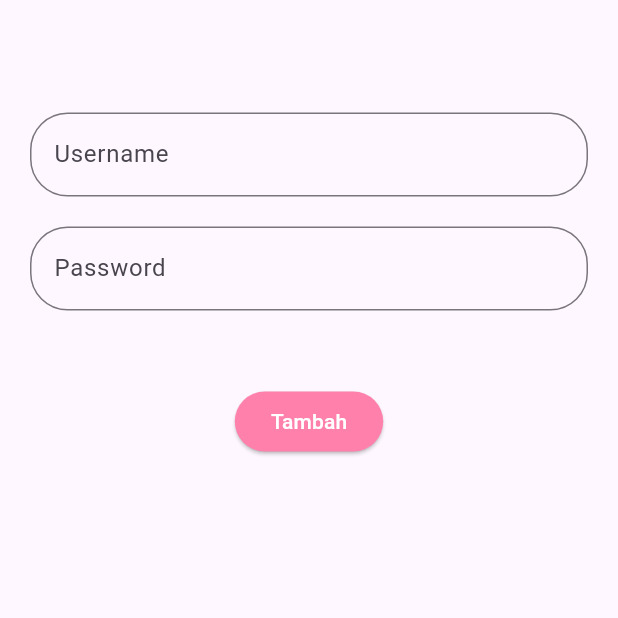
After one commit to alwensy11/UKK_2025, a Flutter app: the InsertUserAdmin screen opened directly, on a phone screen of 412 x 824 dp, the top half of it. The commit adds this screen. Run offline on Flutter 3.47's test engine with Material 3 defaults, Android fonts, the phone set to English and light mode, and no system bars; our stand-ins replace google_fonts, supabase_flutter; accounts and stored records are empty.

Commit message:
crud user

```diff
--- /dev/null
+++ b/lib/admin/user/insert_user_admin.dart
@@ -0,0 +1,94 @@
+import 'package:flutter/material.dart';
+import 'package:kasir_pl1/admin/beranda_admin.dart';
+import 'package:supabase_flutter/supabase_flutter.dart';
+
+class InsertUserAdmin extends StatefulWidget {
+  const InsertUserAdmin({super.key});
+
+  @override
+  State<InsertUserAdmin> createState() => _InsertUserAdminState();
+}
+
+class _InsertUserAdminState extends State<InsertUserAdmin> {
+  final _formKey = GlobalKey<FormState>();
+  final TextEditingController usernameController = TextEditingController();
+  final TextEditingController passwordController = TextEditingController();
+  final TextEditingController roleController = TextEditingController();
+
+  @override
+  Widget build(BuildContext context) {
+    Future<void> InsertUser() async {
+      String username = usernameController.text.trim();
+      String password = passwordController.text.trim();
+      String role = roleController.text.trim();
+
+      if (username.isNotEmpty && password.isNotEmpty && role.isNotEmpty) {
+        final response = await Supabase.instance.client
+            .from('user')
+            .insert({'username': username, 'password': password, 'role': role});
+
+        if (response == null) {
+          Navigator.push(context,
+              MaterialPageRoute(builder: (context) => HalamanBerandaAdmin()));
+        }
+      }
+    }
+
+    return Scaffold(
+      body: Padding(
+        padding: const EdgeInsets.only(top: 75.0, left: 20.0, right: 20.0),
+        child: Center(
+          child: Form(
+            key: _formKey,
+            child: Column(
+              children: [
+
+                TextFormField(
+                  controller: usernameController,
+                  decoration: InputDecoration(
+                    labelText: 'Username',
+                    border: OutlineInputBorder(
+                        borderRadius: BorderRadius.circular(25.0)),
+                  ),
+                  validator: (value) {
+                    if (value == null || value.isEmpty) {
+                      return 'Username wajib diisi';
+                    }
+                    return null;
+                  },
+                ),
+                SizedBox(height: 20),
+                TextFormField(
+                  controller: passwordController,
+                  obscureText: true,
+                  decoration: InputDecoration(
+                      labelText: 'Password',
+                      border: OutlineInputBorder(
+                          borderRadius: BorderRadius.circular(25.0))),
+                  validator: (value) {
+                    if (value == null || value.isEmpty) {
+                      return 'Password wajib diisi';
+                    }
+                    return null;
+                  },
+                ),
+                SizedBox(height: 50),
+                ElevatedButton(
+                  style: ElevatedButton.styleFrom(
+                      backgroundColor: Colors.pinkAccent.shade100),
+                  onPressed: () {
+                    InsertUser();
+                  },
+                  child: Text(
+                    'Tambah',
+                    style: TextStyle(color: Colors.white),
+                  ),
+                )
+              ],
+            ),
+          ),
+        ),
+      ),
+    );
+  }
+}
--- a/pubspec.yaml
+++ b/pubspec.yaml
@@ -35,6 +35,7 @@ dependencies:
   # Use with the CupertinoIcons class for iOS style icons.
   cupertino_icons: ^1.0.8
   supabase_flutter: ^2.8.3
+  google_fonts: ^6.2.1
 
 dev_dependencies:
   flutter_test:
```
Also changed, not shown: lib/admin/beranda_admin.dart (+39 -5 lines), lib/admin/produk/produk_admin.dart (added, +120 -0 lines), lib/admin/user/edit_user_admin.dart (added, +15 -0 lines), lib/admin/user/user_admin.dart (added, +120 -0 lines), lib/login.dart (+31 -22 lines), lib/main.dart (+4 -7 lines), assets/logo.png, lib/admin/produk/edit_produk_admin.dart (added), lib/admin/produk/insert_produk_admin.dart (added), pubspec.lock.
